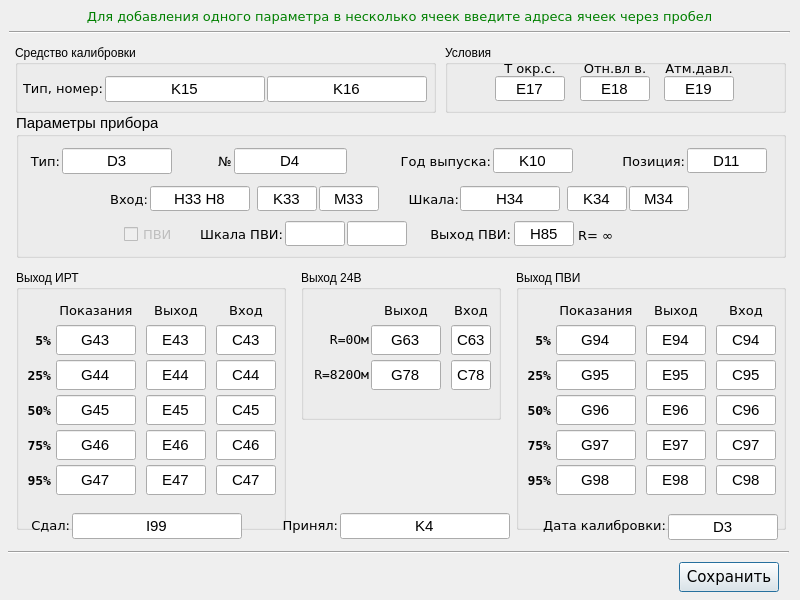
The window that settings.ui (asd192/CalibrationIRT59) describes before a commit, drawn with Qt 5.
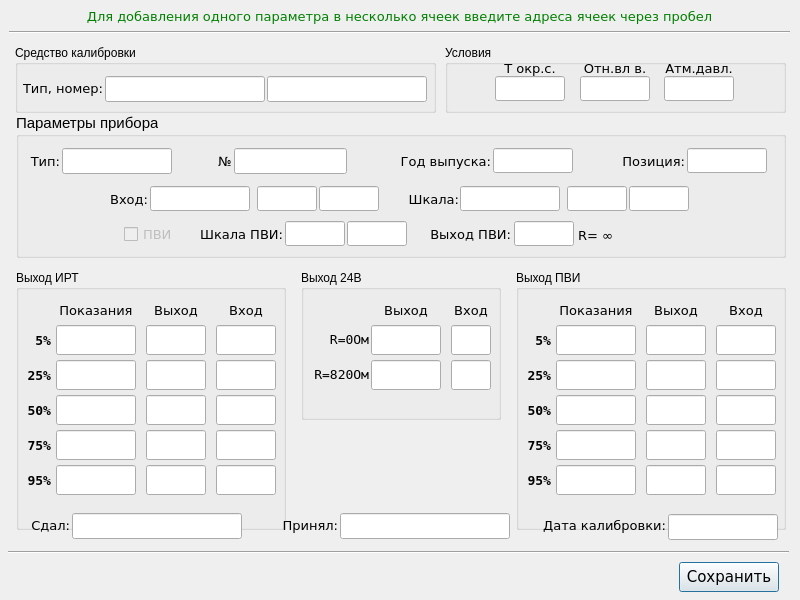
The same window after the commit.

Commit message: Renamed classes and files. Fix settings.

```diff
--- a/settings.ui
+++ b/settings.ui
@@ -240,9 +240,6 @@
     <property name="inputMethodHints">
      <set>Qt::ImhNone</set>
     </property>
-    <property name="text">
-     <string>K33</string>
-    </property>
     <property name="maxLength">
      <number>6</number>
     </property>
@@ -280,9 +277,6 @@
     <property name="inputMethodHints">
      <set>Qt::ImhNone</set>
     </property>
-    <property name="text">
-     <string>M33</string>
-    </property>
     <property name="maxLength">
      <number>6</number>
     </property>
@@ -323,9 +317,6 @@
     <property name="inputMethodHints">
      <set>Qt::ImhNone</set>
     </property>
-    <property name="text">
-     <string>K34</string>
-    </property>
     <property name="maxLength">
      <number>6</number>
     </property>
@@ -366,9 +357,6 @@
     <property name="inputMethodHints">
      <set>Qt::ImhNone</set>
     </property>
-    <property name="text">
-     <string>M34</string>
-    </property>
     <property name="maxLength">
      <number>6</number>
     </property>
@@ -555,9 +543,6 @@
     <property name="whatsThis">
      <string>&lt;html&gt;&lt;head/&gt;&lt;body&gt;&lt;p&gt;Номер измерительного прибора.&lt;/p&gt;&lt;/body&gt;&lt;/html&gt;</string>
     </property>
-    <property name="text">
-     <string>D4</string>
-    </property>
     <property name="maxLength">
      <number>12</number>
     </property>
@@ -586,9 +571,6 @@
     <property name="whatsThis">
      <string>&lt;html&gt;&lt;head/&gt;&lt;body&gt;&lt;p&gt;Позиция измерительного прибора(место установки).&lt;/p&gt;&lt;/body&gt;&lt;/html&gt;</string>
     </property>
-    <property name="text">
-     <string>D11</string>
-    </property>
     <property name="alignment">
      <set>Qt::AlignCenter</set>
     </property>
@@ -614,9 +596,6 @@
     <property name="whatsThis">
      <string>&lt;html&gt;&lt;head/&gt;&lt;body&gt;&lt;p&gt;Тип измерительного прибора.&lt;/p&gt;&lt;/body&gt;&lt;/html&gt;</string>
     </property>
-    <property name="text">
-     <string>D3</string>
-    </property>
     <property name="maxLength">
      <number>12</number>
     </property>
@@ -645,9 +624,6 @@
     <property name="whatsThis">
      <string>&lt;html&gt;&lt;head/&gt;&lt;body&gt;&lt;p&gt;Год выпуска измерительного прибора.&lt;/p&gt;&lt;/body&gt;&lt;/html&gt;</string>
     </property>
-    <property name="text">
-     <string>K10</string>
-    </property>
     <property name="alignment">
      <set>Qt::AlignCenter</set>
     </property>
@@ -682,9 +658,6 @@
     <property name="inputMethodHints">
      <set>Qt::ImhNone</set>
     </property>
-    <property name="text">
-     <string>H33 H8</string>
-    </property>
     <property name="maxLength">
      <number>6</number>
     </property>
@@ -725,9 +698,6 @@
     <property name="inputMethodHints">
      <set>Qt::ImhNone</set>
     </property>
-    <property name="text">
-     <string>H34</string>
-    </property>
     <property name="maxLength">
      <number>6</number>
     </property>
@@ -765,9 +735,6 @@
     <property name="inputMethodHints">
      <set>Qt::ImhNone</set>
     </property>
-    <property name="text">
-     <string>H85</string>
-    </property>
     <property name="maxLength">
      <number>6</number>
     </property>
@@ -853,9 +820,6 @@
     <property name="inputMethodHints">
      <set>Qt::ImhNone</set>
     </property>
-    <property name="text">
-     <string>E17</string>
-    </property>
     <property name="maxLength">
      <number>6</number>
     </property>
@@ -919,9 +883,6 @@
     <property name="inputMethodHints">
      <set>Qt::ImhNone</set>
     </property>
-    <property name="text">
-     <string>E18</string>
-    </property>
     <property name="maxLength">
      <number>6</number>
     </property>
@@ -985,9 +946,6 @@
     <property name="inputMethodHints">
      <set>Qt::ImhNone</set>
     </property>
-    <property name="text">
-     <string>E19</string>
-    </property>
     <property name="maxLength">
      <number>6</number>
     </property>
@@ -1067,9 +1025,6 @@
     <property name="whatsThis">
      <string>&lt;html&gt;&lt;head/&gt;&lt;body&gt;&lt;p&gt;Тип калибратора(модель).&lt;/p&gt;&lt;/body&gt;&lt;/html&gt;</string>
     </property>
-    <property name="text">
-     <string>K15</string>
-    </property>
     <property name="maxLength">
      <number>12</number>
     </property>
@@ -1098,9 +1053,6 @@
     <property name="whatsThis">
      <string>&lt;html&gt;&lt;head/&gt;&lt;body&gt;&lt;p&gt;Номер калибратора.&lt;/p&gt;&lt;/body&gt;&lt;/html&gt;</string>
     </property>
-    <property name="text">
-     <string>K16</string>
-    </property>
     <property name="maxLength">
      <number>12</number>
     </property>
@@ -1212,9 +1164,6 @@
       <italic>false</italic>
      </font>
     </property>
-    <property name="text">
-     <string>C78</string>
-    </property>
     <property name="alignment">
      <set>Qt::AlignCenter</set>
     </property>
@@ -1262,9 +1211,6 @@
       <italic>false</italic>
      </font>
     </property>
-    <property name="text">
-     <string>G63</string>
-    </property>
     <property name="maxLength">
      <number>7</number>
     </property>
@@ -1315,9 +1261,6 @@
       <italic>false</italic>
      </font>
     </property>
-    <property name="text">
-     <string>C63</string>
-    </property>
     <property name="alignment">
      <set>Qt::AlignCenter</set>
     </property>
@@ -1341,9 +1284,6 @@
       <italic>false</italic>
      </font>
     </property>
-    <property name="text">
-     <string>G78</string>
-    </property>
     <property name="maxLength">
      <number>7</number>
     </property>
@@ -1386,9 +1326,6 @@
     <property name="inputMask">
      <string/>
     </property>
-    <property name="text">
-     <string>G43</string>
-    </property>
     <property name="maxLength">
      <number>10</number>
     </property>
@@ -1451,9 +1388,6 @@
       <italic>false</italic>
      </font>
     </property>
-    <property name="text">
-     <string>G47</string>
-    </property>
     <property name="maxLength">
      <number>10</number>
     </property>
@@ -1480,9 +1414,6 @@
       <italic>false</italic>
      </font>
     </property>
-    <property name="text">
-     <string>C45</string>
-    </property>
     <property name="alignment">
      <set>Qt::AlignCenter</set>
     </property>
@@ -1512,9 +1443,6 @@
     <property name="inputMethodHints">
      <set>Qt::ImhNone</set>
     </property>
-    <property name="text">
-     <string>C43</string>
-    </property>
     <property name="alignment">
      <set>Qt::AlignCenter</set>
     </property>
@@ -1538,9 +1466,6 @@
       <italic>false</italic>
      </font>
     </property>
-    <property name="text">
-     <string>G45</string>
-    </property>
     <property name="maxLength">
      <number>10</number>
     </property>
@@ -1591,9 +1516,6 @@
       <italic>false</italic>
      </font>
     </property>
-    <property name="text">
-     <string>G44</string>
-    </property>
     <property name="maxLength">
      <number>10</number>
     </property>
@@ -1719,9 +1641,6 @@
       <italic>false</italic>
      </font>
     </property>
-    <property name="text">
-     <string>C44</string>
-    </property>
     <property name="alignment">
      <set>Qt::AlignCenter</set>
     </property>
@@ -1745,9 +1664,6 @@
       <italic>false</italic>
      </font>
     </property>
-    <property name="text">
-     <string>G46</string>
-    </property>
     <property name="maxLength">
      <number>10</number>
     </property>
@@ -1774,9 +1690,6 @@
       <italic>false</italic>
      </font>
     </property>
-    <property name="text">
-     <string>C46</string>
-    </property>
     <property name="alignment">
      <set>Qt::AlignCenter</set>
     </property>
@@ -1803,9 +1716,6 @@
       <italic>false</italic>
      </font>
     </property>
-    <property name="text">
-     <string>C47</string>
-    </property>
     <property name="alignment">
      <set>Qt::AlignCenter</set>
     </property>
@@ -1880,9 +1790,6 @@
       <italic>false</italic>
      </font>
     </property>
-    <property name="text">
-     <string>E45</string>
-    </property>
     <property name="alignment">
      <set>Qt::AlignCenter</set>
     </property>
@@ -1912,9 +1819,6 @@
     <property name="inputMethodHints">
      <set>Qt::ImhNone</set>
     </property>
-    <property name="text">
-     <string>E43</string>
-    </property>
     <property name="alignment">
      <set>Qt::AlignCenter</set>
     </property>
@@ -1941,9 +1845,6 @@
       <italic>false</italic>
      </font>
     </property>
-    <property name="text">
-     <string>E44</string>
-    </property>
     <property name="alignment">
      <set>Qt::AlignCenter</set>
     </property>
@@ -1970,9 +1871,6 @@
       <italic>false</italic>
      </font>
     </property>
-    <property name="text">
-     <string>E46</string>
-    </property>
     <property name="alignment">
      <set>Qt::AlignCenter</set>
     </property>
@@ -1999,9 +1897,6 @@
       <italic>false</italic>
      </font>
     </property>
-    <property name="text">
-     <string>E47</string>
-    </property>
     <property name="alignment">
      <set>Qt::AlignCenter</set>
     </property>
@@ -2071,9 +1966,6 @@
     <property name="inputMask">
      <string/>
     </property>
-    <property name="text">
-     <string>G94</string>
-    </property>
     <property name="maxLength">
      <number>10</number>
     </property>
@@ -2139,9 +2031,6 @@
       <italic>false</italic>
      </font>
     </property>
-    <property name="text">
-     <string>G98</string>
-    </property>
     <property name="maxLength">
      <number>10</number>
     </property>
@@ -2168,9 +2057,6 @@
       <italic>false</italic>
      </font>
     </property>
-    <property name="text">
-     <string>C96</string>
-    </property>
     <property name="alignment">
      <set>Qt::AlignCenter</set>
     </property>
@@ -2200,9 +2086,6 @@
     <property name="inputMethodHints">
      <set>Qt::ImhNone</set>
     </property>
-    <property name="text">
-     <string>C94</string>
-    </property>
     <property name="alignment">
      <set>Qt::AlignCenter</set>
     </property>
@@ -2229,9 +2112,6 @@
       <italic>false</italic>
      </font>
     </property>
-    <property name="text">
-     <string>G96</string>
-    </property>
     <property name="maxLength">
      <number>10</number>
     </property>
@@ -2285,9 +2165,6 @@
       <italic>false</italic>
      </font>
     </property>
-    <property name="text">
-     <string>G95</string>
-    </property>
     <property name="maxLength">
      <number>10</number>
     </property>
@@ -2413,9 +2290,6 @@
       <italic>false</italic>
      </font>
     </property>
-    <property name="text">
-     <string>C95</string>
-    </property>
     <property name="alignment">
      <set>Qt::AlignCenter</set>
     </property>
@@ -2442,9 +2316,6 @@
       <italic>false</italic>
      </font>
     </property>
-    <property name="text">
-     <string>G97</string>
-    </property>
     <property name="maxLength">
      <number>10</number>
     </property>
@@ -2471,9 +2342,6 @@
       <italic>false</italic>
      </font>
     </property>
-    <property name="text">
-     <string>C97</string>
-    </property>
     <property name="alignment">
      <set>Qt::AlignCenter</set>
     </property>
@@ -2500,9 +2368,6 @@
       <italic>false</italic>
      </font>
     </property>
-    <property name="text">
-     <string>C98</string>
-    </property>
     <property name="alignment">
      <set>Qt::AlignCenter</set>
     </property>
@@ -2553,9 +2418,6 @@
       <italic>false</italic>
      </font>
     </property>
-    <property name="text">
-     <string>E98</string>
-    </property>
     <property name="alignment">
      <set>Qt::AlignCenter</set>
     </property>
@@ -2585,9 +2447,6 @@
     <property name="inputMethodHints">
      <set>Qt::ImhNone</set>
     </property>
-    <property name="text">
-     <string>E94</string>
-    </property>
     <property name="alignment">
      <set>Qt::AlignCenter</set>
     </property>
@@ -2614,9 +2473,6 @@
       <italic>false</italic>
      </font>
     </property>
-    <property name="text">
-     <string>E96</string>
-    </property>
     <property name="alignment">
      <set>Qt::AlignCenter</set>
     </property>
@@ -2667,9 +2523,6 @@
       <italic>false</italic>
      </font>
     </property>
-    <property name="text">
-     <string>E95</string>
-    </property>
     <property name="alignment">
      <set>Qt::AlignCenter</set>
     </property>
@@ -2696,9 +2549,6 @@
       <italic>false</italic>
      </font>
     </property>
-    <property name="text">
-     <string>E97</string>
-    </property>
     <property name="alignment">
      <set>Qt::AlignCenter</set>
     </property>
@@ -2774,9 +2624,6 @@
    <property name="whatsThis">
     <string>&lt;html&gt;&lt;head/&gt;&lt;body&gt;&lt;p&gt;Ф.И.О. калибровавшего измерительный прибор.&lt;/p&gt;&lt;/body&gt;&lt;/html&gt;</string>
    </property>
-   <property name="text">
-    <string>I99</string>
-   </property>
    <property name="maxLength">
     <number>12</number>
    </property>
@@ -2805,9 +2652,6 @@
    <property name="whatsThis">
     <string>&lt;html&gt;&lt;head/&gt;&lt;body&gt;&lt;p&gt;Ф.И.О. калибровщика.&lt;/p&gt;&lt;/body&gt;&lt;/html&gt;</string>
    </property>
-   <property name="text">
-    <string>K4</string>
-   </property>
    <property name="maxLength">
     <number>12</number>
    </property>
@@ -2836,9 +2680,6 @@
    <property name="whatsThis">
     <string>&lt;html&gt;&lt;head/&gt;&lt;body&gt;&lt;p&gt;Дата калибровки.&lt;/p&gt;&lt;/body&gt;&lt;/html&gt;</string>
    </property>
-   <property name="text">
-    <string>D3</string>
-   </property>
    <property name="maxLength">
     <number>12</number>
    </property>
```
Left out of the diff: 4 changed lines with no effect on the pictures. The commit also changes 5 other files.
